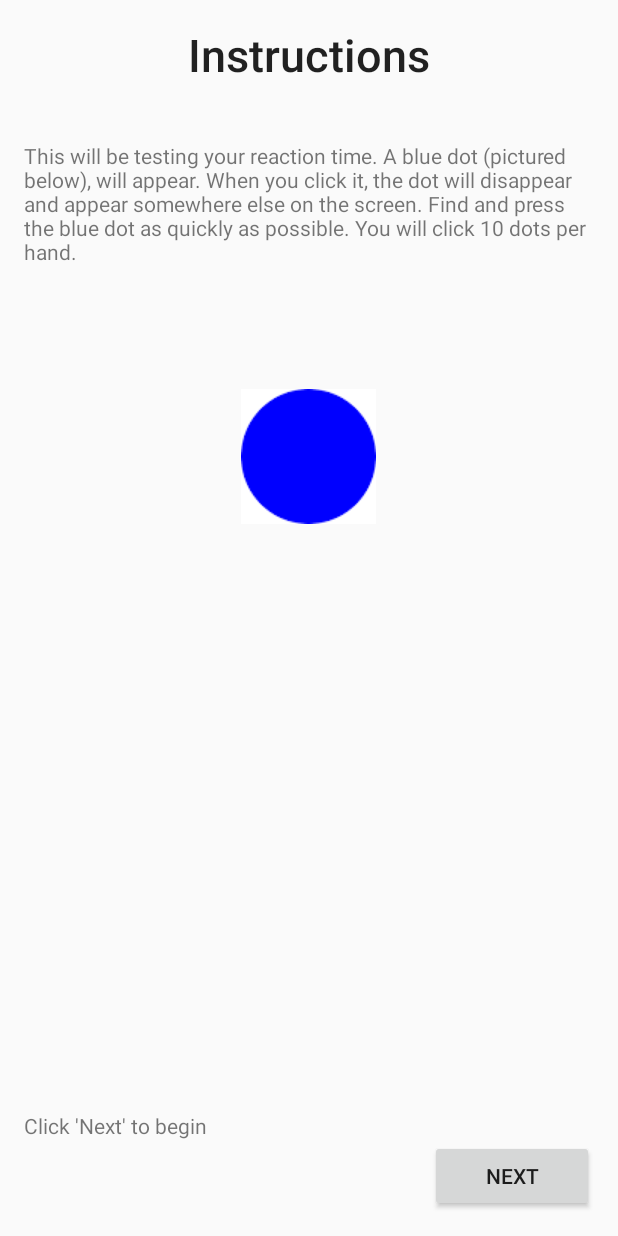
After one commit to bmundt/436, an Android app: the ReactionInstr screen opened directly, with no data from a screen before it, on a phone screen of 412 x 824 dp. The commit adds this screen. Run offline under Robolectric (Android 15) with nearby library versions, the phone set to English and light mode, and no system bars; pictures from the network do not load.

Commit message:
Created reaction test

```diff
--- a/app/src/main/AndroidManifest.xml
+++ b/app/src/main/AndroidManifest.xml
@@ -55,7 +55,10 @@
                 <category android:name="android.intent.category.LAUNCHER" />
             </intent-filter>
         </activity>
-        <activity android:name=".MainActivity"></activity>
+        <activity android:name=".MainActivity" />
+        <activity android:name=".ReactionInstr" />
+        <activity android:name=".ReactionTest" />
+        <activity android:name=".ReactionResults"></activity>
     </application>
 
 </manifest>
--- /dev/null
+++ b/app/src/main/java/com/example/a436/ReactionInstr.java
@@ -0,0 +1,22 @@
+package com.example.a436;
+
+import android.app.Activity;
+import android.content.Intent;
+import android.support.v7.app.AppCompatActivity;
+import android.os.Bundle;
+import android.view.View;
+
+public class ReactionInstr extends Activity {
+
+    @Override
+    protected void onCreate(Bundle savedInstanceState) {
+        super.onCreate(savedInstanceState);
+        setContentView(R.layout.activity_reaction_instr);
+    }
+
+    public void nextButton(View v)
+    {
+        Intent intent = new Intent(ReactionInstr.this, ReactionTest.class);
+        startActivity(intent);
+    }
+}
--- a/app/src/main/java/com/example/a436/SpiralResults.java
+++ b/app/src/main/java/com/example/a436/SpiralResults.java
@@ -1,5 +1,6 @@
 package com.example.a436;
 
+import android.app.Activity;
 import android.content.Context;
 import android.content.Intent;
 import android.content.SharedPreferences;
@@ -8,7 +9,6 @@ import android.graphics.BitmapFactory;
 import android.net.Uri;
 import android.os.Bundle;
 import android.os.Environment;
-import android.support.v7.app.AppCompatActivity;
 import android.view.View;
 import android.widget.ImageView;
 import android.widget.TextView;
@@ -20,7 +20,7 @@ import java.io.FileNotFoundException;
 import java.io.InputStream;
 
 
-public class SpiralResults extends AppCompatActivity {
+public class SpiralResults extends Activity {
 
     public static final int IMAGE_GALLERY_REQUEST = 20;
     private ImageView resultDisplay;
--- a/app/src/main/java/com/example/a436/testLeftScreen.java
+++ b/app/src/main/java/com/example/a436/testLeftScreen.java
@@ -1,11 +1,11 @@
 package com.example.a436;
 
+import android.app.Activity;
 import android.content.Intent;
-import android.support.v7.app.AppCompatActivity;
 import android.os.Bundle;
 import android.view.View;
 
-public class testLeftScreen extends AppCompatActivity {
+public class testLeftScreen extends Activity {
 
     @Override
     protected void onCreate(Bundle savedInstanceState) {
--- /dev/null
+++ b/app/src/main/res/drawable/reactionbutton.xml
@@ -0,0 +1,5 @@
+<?xml version="1.0" encoding="utf-8"?>
+<shape xmlns:android="http://schemas.android.com/apk/res/android"
+    android:shape="oval">
+    <solid android:color="#0013E7"/> <!--the color you want as background-->
+</shape>
--- /dev/null
+++ b/app/src/main/res/layout/activity_reaction_instr.xml
@@ -0,0 +1,58 @@
+<?xml version="1.0" encoding="utf-8"?>
+<RelativeLayout xmlns:android="http://schemas.android.com/apk/res/android"
+    xmlns:app="http://schemas.android.com/apk/res-auto"
+    xmlns:tools="http://schemas.android.com/tools"
+    android:id="@+id/activity_instr_screen"
+    android:layout_width="match_parent"
+    android:layout_height="match_parent"
+    android:paddingBottom="@dimen/activity_vertical_margin"
+    android:paddingLeft="@dimen/activity_horizontal_margin"
+    android:paddingRight="@dimen/activity_horizontal_margin"
+    android:paddingTop="@dimen/activity_vertical_margin"
+    tools:context="com.example.a436.InstrScreen">
+
+    <TextView
+        android:text="Instructions"
+        android:layout_width="wrap_content"
+        android:layout_height="wrap_content"
+        android:layout_centerHorizontal="true"
+        android:id="@+id/textView3"
+        android:layout_alignParentTop="true"
+        android:textAppearance="@style/TextAppearance.AppCompat.Title"
+        android:textSize="30sp" />
+
+    <Button
+        android:text="Next"
+        android:layout_width="match_parent"
+        android:layout_height="wrap_content"
+        android:layout_alignParentBottom="true"
+        android:layout_toEndOf="@+id/textView3"
+        android:id="@+id/instr_next"
+        android:onClick="nextButton"/>
+
+    <TextView
+        android:text="This will be testing your reaction time. A blue dot (pictured below), will appear. When you click it, the dot will disappear and appear somewhere else on the screen. Find and press the blue dot as quickly as possible. You will click 10 dots per hand."
+        android:layout_width="wrap_content"
+        android:layout_height="wrap_content"
+        android:layout_marginTop="37dp"
+        android:id="@+id/textView"
+        android:layout_below="@+id/textView3"
+        android:layout_alignParentStart="true" />
+
+    <ImageView
+        android:layout_width="wrap_content"
+        android:layout_height="wrap_content"
+        android:id="@+id/imageView"
+        android:layout_marginTop="82dp"
+        android:src="@drawable/bluecircle"
+        android:layout_below="@+id/textView"
+        android:layout_centerHorizontal="true" />
+
+    <TextView
+        android:text="Click 'Next' to begin"
+        android:layout_width="wrap_content"
+        android:layout_height="wrap_content"
+        android:id="@+id/textView2"
+        android:layout_above="@+id/instr_next"
+        android:layout_alignParentStart="true" />
+</RelativeLayout>
```
Also changed, not shown: app/build.gradle (+4 -3 lines), app/src/main/java/com/example/a436/MainActivity.java (+7 -1 lines), app/src/main/java/com/example/a436/ReactionResults.java (added, +25 -0 lines), app/src/main/java/com/example/a436/ReactionTest.java (added, +82 -0 lines), app/src/main/res/layout/activity_main.xml (+12 -0 lines), app/src/main/res/layout/activity_reaction_results.xml (added, +19 -0 lines), app/src/main/res/layout/activity_reaction_test.xml (added, +23 -0 lines), app/src/main/res/drawable/bluecircle.png (added), 3 other files.
